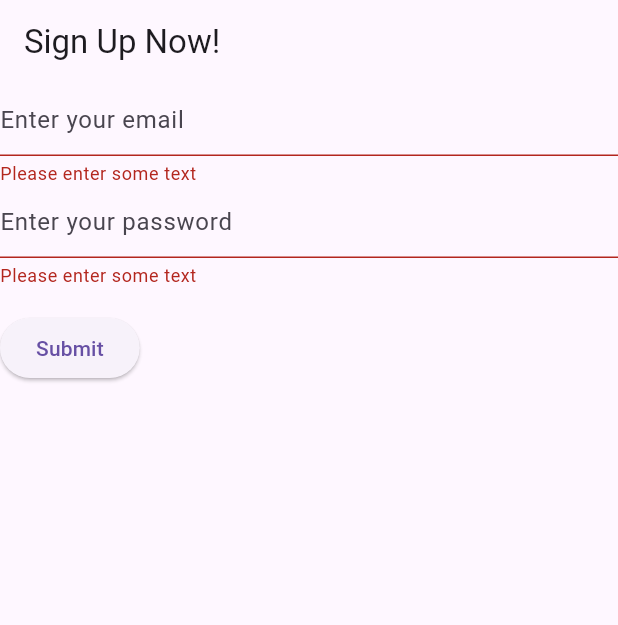
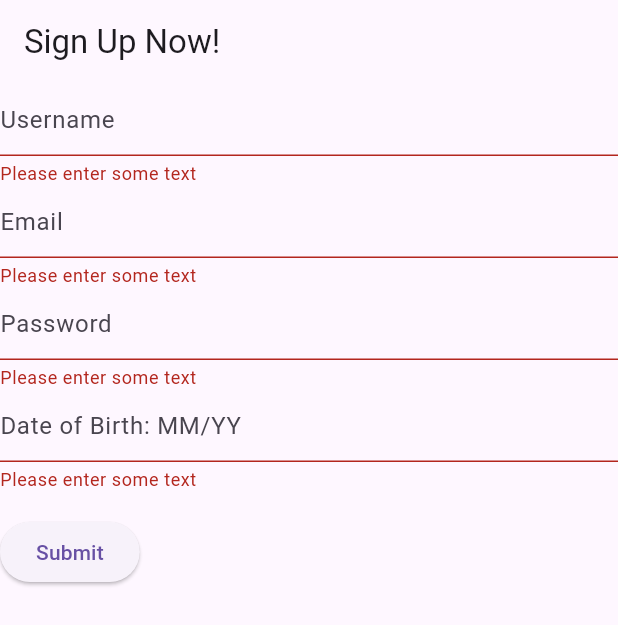
Before and after one commit to gsu-jla/In_Class_10, a Flutter app: the screen it shows after launch, after a tap on "Submit", on a phone screen of 412 x 824 dp. Shown: the top 625 px of the screen. Run offline on Flutter 3.47's test engine with Material 3 defaults, Android fonts, the phone set to English and light mode, and no system bars.

Commit message:
all signup fields added

```diff
--- a/lib/main.dart
+++ b/lib/main.dart
@@ -43,7 +43,7 @@ crossAxisAlignment: CrossAxisAlignment.start,
 children: [
 TextFormField(
 // decoration to add hint
-decoration: const InputDecoration(hintText: 'Enter your email'),
+decoration: const InputDecoration(hintText: 'Username'),
 // The validator receives the text that the user has entered.
 validator: (value) {
 if (value == null || value.isEmpty) {
@@ -52,9 +52,31 @@ return 'Please enter some text';
 return null;
 },
 ),
-TextFormField(
+TextFormField( //email
 // decoration to add hint
-decoration: const InputDecoration(hintText: 'Enter your password'),
+decoration: const InputDecoration(hintText: 'Email'),
+// The validator receives the text that the user has entered.
+validator: (value) {
+if (value == null || value.isEmpty) {
+return 'Please enter some text';
+}
+return null;
+},
+),
+TextFormField( // password
+// decoration to add hint
+decoration: const InputDecoration(hintText: 'Password'),
+// The validator receives the text that the user has entered.
+validator: (value) {
+if (value == null || value.isEmpty) {
+return 'Please enter some text';
+}
+return null;
+},
+),
+TextFormField(  // Date of Birth
+// decoration to add hint
+decoration: const InputDecoration(hintText: 'Date of Birth: MM/YY'),
 // The validator receives the text that the user has entered.
 validator: (value) {
 if (value == null || value.isEmpty) {
```
